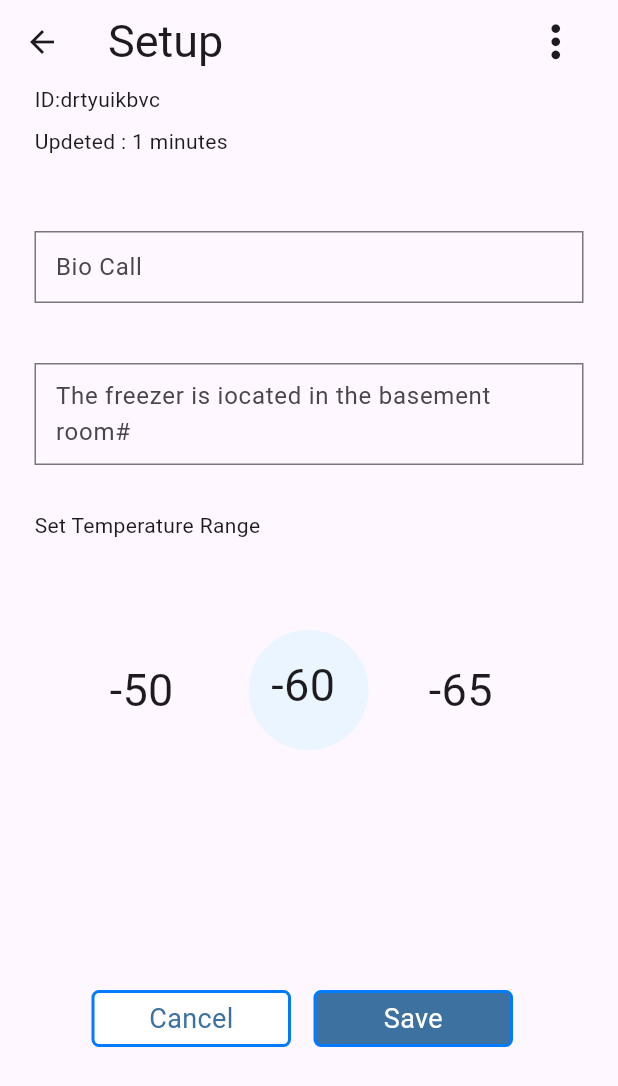
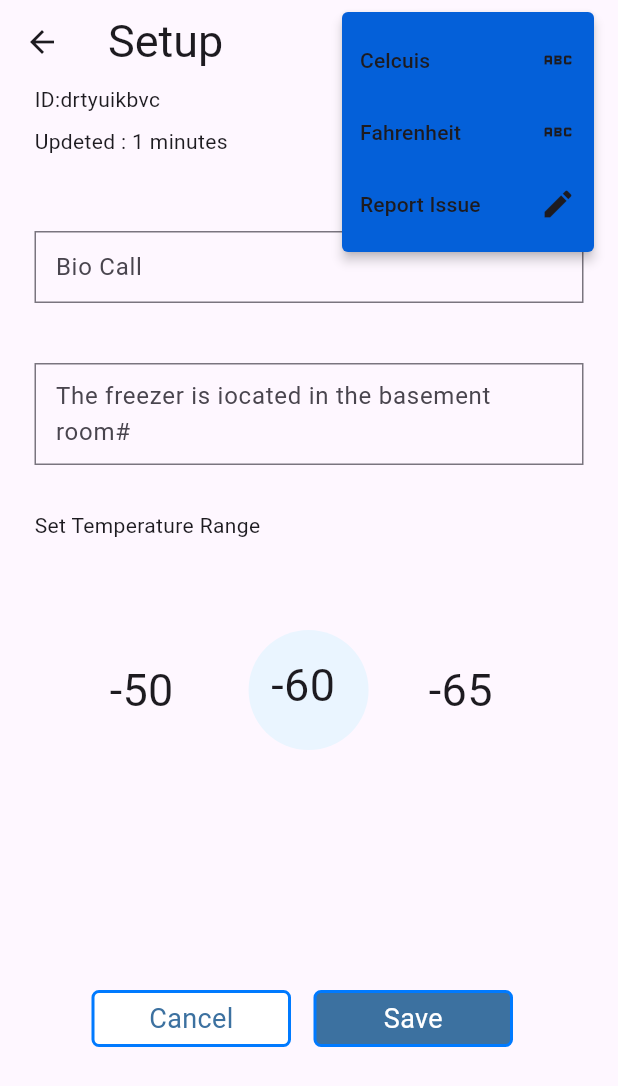
Before and after one commit to maniUZqqz/Thermocall, a Flutter app: the PageDevice screen opened directly, after a tap on the "more vert" icon, on a phone screen of 412 x 824 dp. Shown: the top 1086 px of the screen. Run offline on Flutter 3.47's test engine with Material 3 defaults, Android fonts, the phone set to English and light mode, and no system bars; our stand-ins replace bloc, equatable, flutter_bloc, formz.

Commit message:
Add popupMenuButton

```diff
--- a/lib/home/view/more_vert.dart
+++ b/lib/home/view/more_vert.dart
@@ -1,4 +1,8 @@
+import 'dart:ui';
+
 import 'package:flutter/cupertino.dart';
+import 'package:flutter/material.dart';
+import 'package:flutter/widgets.dart';
 
 class MoreVert extends StatefulWidget {
   const MoreVert({super.key});
@@ -10,6 +14,38 @@ class MoreVert extends StatefulWidget {
 class _MoreVertState extends State<MoreVert> {
   @override
   Widget build(BuildContext context) {
-    return Container();
+    return PopupMenuButton(
+      icon: Icon(
+          Icons.more_vert,
+          size: 35,
+        ),
+      color: Color(0xff0460D9),
+      itemBuilder: (BuildContext context) => [
+        PopupMenuItem(
+            child:Row(
+              children: [Text('Celcuis'),Spacer(),Icon(Icons.abc)],
+            ),
+            onTap: () {
+
+            },
+        ),
+        PopupMenuItem(
+            child:Row(
+              children: [Text('Fahrenheit'),Spacer(),Icon(Icons.abc)],
+            ),
+            onTap: () {
+
+          },
+        ),
+        PopupMenuItem(
+            child:Row(
+              children: [Text('Report Issue'),Spacer(),Icon(Icons.edit)],
+            ),
+            onTap: () {
+
+          },
+        ),
+      ],
+    );
   }
 }
--- a/lib/home/view/page_add_device.dart
+++ b/lib/home/view/page_add_device.dart
@@ -58,15 +58,7 @@ class _PageDeviceState extends State<PageDevice> {
                 ),
               ),
               Spacer(),
-              IconButton(
-                  onPressed: () {
-                    MoreVert();
-                  },
-                  icon: Icon(
-                    Icons.more_vert,
-                    size: 35,
-                  )
-              )
+              MoreVert()
             ],
           )
       ),
@@ -151,6 +143,7 @@ class _PageDeviceState extends State<PageDevice> {
                   ),
                   padding: EdgeInsets.only(top: 60,left: 50,bottom: 160)
               ),
+//            Slider()
 //            const Spacer(),
               Row(
                 children: [
```
Also changed, not shown: lib/home/view/home_app.dart (+1 -9 lines).
